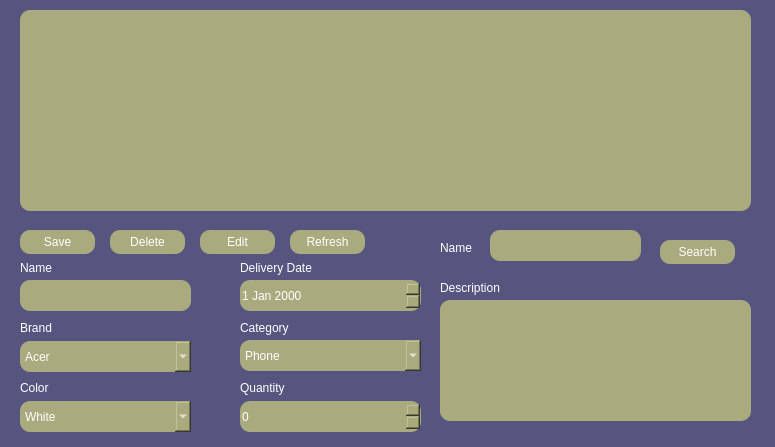
This is main.ui in francisganapin/inventory_management as Qt 5 draws it before an edit. The edited form follows.
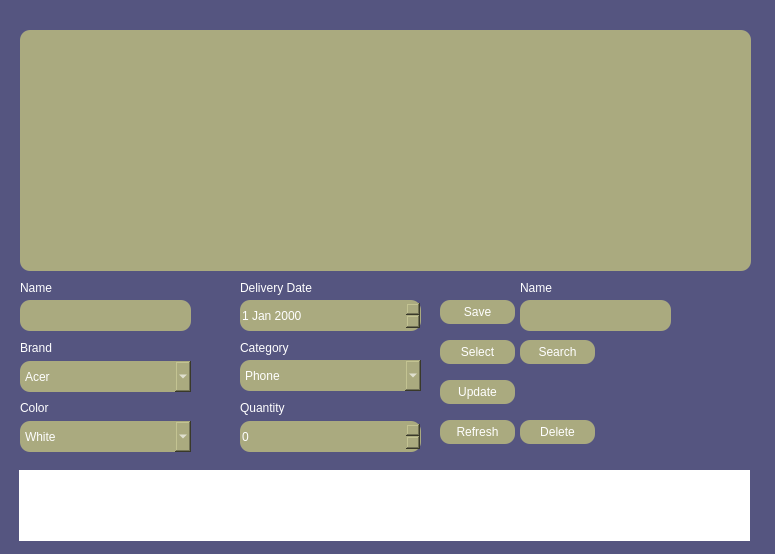
This is the edited form.

Patch:
```diff
--- a/main.ui
+++ b/main.ui
@@ -7,7 +7,7 @@
     <x>0</x>
     <y>0</y>
     <width>775</width>
-    <height>447</height>
+    <height>554</height>
    </rect>
   </property>
   <property name="windowTitle">
@@ -17,56 +17,36 @@
    <string notr="true">background-color:rgb(85, 85, 128);
 </string>
   </property>
-  <widget class="QLineEdit" name="name_input">
+  <widget class="QComboBox" name="category_input">
    <property name="geometry">
     <rect>
-     <x>20</x>
-     <y>280</y>
-     <width>171</width>
+     <x>240</x>
+     <y>360</y>
+     <width>181</width>
      <height>31</height>
     </rect>
    </property>
    <property name="styleSheet">
     <string notr="true">background-color:rgb(170, 170, 127);
-border-radius:10px;</string>
-   </property>
-  </widget>
-  <widget class="QLabel" name="label">
-   <property name="geometry">
-    <rect>
-     <x>20</x>
-     <y>260</y>
-     <width>49</width>
-     <height>16</height>
-    </rect>
-   </property>
-   <property name="styleSheet">
-    <string notr="true">color:white;</string>
-   </property>
-   <property name="text">
-    <string>Name</string>
-   </property>
-  </widget>
-  <widget class="QTextBrowser" name="description_input">
-   <property name="geometry">
-    <rect>
-     <x>440</x>
-     <y>300</y>
-     <width>311</width>
-     <height>121</height>
-    </rect>
-   </property>
-   <property name="styleSheet">
-    <string notr="true">background-color:rgb(170, 170, 127);
 border-radius:10px;
 color:white;</string>
    </property>
+   <item>
+    <property name="text">
+     <string>Phone</string>
+    </property>
+   </item>
+   <item>
+    <property name="text">
+     <string>Laptop</string>
+    </property>
+   </item>
   </widget>
   <widget class="QLabel" name="label_2">
    <property name="geometry">
     <rect>
      <x>20</x>
-     <y>320</y>
+     <y>340</y>
      <width>49</width>
      <height>16</height>
     </rect>
@@ -78,124 +58,26 @@
     <string>Brand</string>
    </property>
   </widget>
-  <widget class="QLabel" name="label_3">
+  <widget class="QTableView" name="tableView">
    <property name="geometry">
     <rect>
      <x>20</x>
-     <y>380</y>
-     <width>49</width>
-     <height>16</height>
+     <y>30</y>
+     <width>731</width>
+     <height>241</height>
     </rect>
    </property>
    <property name="styleSheet">
-    <string notr="true">color:white;</string>
-   </property>
-   <property name="text">
-    <string>Color</string>
-   </property>
-  </widget>
-  <widget class="QDateEdit" name="date_input">
-   <property name="geometry">
-    <rect>
-     <x>240</x>
-     <y>280</y>
-     <width>181</width>
-     <height>31</height>
-    </rect>
-   </property>
-   <property name="styleSheet">
     <string notr="true">background-color:rgb(170, 170, 127);
 border-radius:10px;
 color:white;</string>
    </property>
   </widget>
-  <widget class="QLabel" name="label_4">
-   <property name="geometry">
-    <rect>
-     <x>240</x>
-     <y>260</y>
-     <width>91</width>
-     <height>16</height>
-    </rect>
-   </property>
-   <property name="styleSheet">
-    <string notr="true">color:white;</string>
-   </property>
-   <property name="text">
-    <string>Delivery Date</string>
-   </property>
-  </widget>
-  <widget class="QLabel" name="label_5">
-   <property name="geometry">
-    <rect>
-     <x>240</x>
-     <y>320</y>
-     <width>49</width>
-     <height>16</height>
-    </rect>
-   </property>
-   <property name="styleSheet">
-    <string notr="true">color:white;</string>
-   </property>
-   <property name="text">
-    <string>Category</string>
-   </property>
-  </widget>
-  <widget class="QLabel" name="label_6">
-   <property name="geometry">
-    <rect>
-     <x>240</x>
-     <y>380</y>
-     <width>49</width>
-     <height>16</height>
-    </rect>
-   </property>
-   <property name="styleSheet">
-    <string notr="true">color:white;</string>
-   </property>
-   <property name="text">
-    <string>Quantity</string>
-   </property>
-  </widget>
-  <widget class="QLabel" name="label_7">
-   <property name="geometry">
-    <rect>
-     <x>440</x>
-     <y>280</y>
-     <width>91</width>
-     <height>16</height>
-    </rect>
-   </property>
-   <property name="styleSheet">
-    <string notr="true">color:white;</string>
-   </property>
-   <property name="text">
-    <string>Description</string>
-   </property>
-  </widget>
-  <widget class="QPushButton" name="save_bt">
-   <property name="geometry">
-    <rect>
-     <x>20</x>
-     <y>230</y>
-     <width>75</width>
-     <height>24</height>
-    </rect>
-   </property>
-   <property name="styleSheet">
-    <string notr="true">background-color:rgb(170, 170, 127);
-border-radius:10px;
-color:white;</string>
-   </property>
-   <property name="text">
-    <string>Save</string>
-   </property>
-  </widget>
   <widget class="QPushButton" name="delete_bt">
    <property name="geometry">
     <rect>
-     <x>110</x>
-     <y>230</y>
+     <x>520</x>
+     <y>420</y>
      <width>75</width>
      <height>24</height>
     </rect>
@@ -209,26 +91,27 @@
     <string>Delete</string>
    </property>
   </widget>
-  <widget class="QTableView" name="tableView">
+  <widget class="QLabel" name="label_4">
    <property name="geometry">
     <rect>
-     <x>20</x>
-     <y>10</y>
-     <width>731</width>
-     <height>201</height>
+     <x>240</x>
+     <y>280</y>
+     <width>91</width>
+     <height>16</height>
     </rect>
    </property>
    <property name="styleSheet">
-    <string notr="true">background-color:rgb(170, 170, 127);
-border-radius:10px;
-color:white;</string>
+    <string notr="true">color:white;</string>
+   </property>
+   <property name="text">
+    <string>Delivery Date</string>
    </property>
   </widget>
   <widget class="QComboBox" name="brand_input">
    <property name="geometry">
     <rect>
      <x>20</x>
-     <y>341</y>
+     <y>361</y>
      <width>171</width>
      <height>31</height>
     </rect>
@@ -263,7 +146,7 @@
    <property name="geometry">
     <rect>
      <x>20</x>
-     <y>401</y>
+     <y>421</y>
      <width>171</width>
      <height>31</height>
     </rect>
@@ -294,11 +177,11 @@
     </property>
    </item>
   </widget>
-  <widget class="QComboBox" name="category_input">
+  <widget class="QDateEdit" name="date_input">
    <property name="geometry">
     <rect>
      <x>240</x>
-     <y>340</y>
+     <y>300</y>
      <width>181</width>
      <height>31</height>
     </rect>
@@ -308,22 +191,46 @@
 border-radius:10px;
 color:white;</string>
    </property>
-   <item>
-    <property name="text">
-     <string>Phone</string>
-    </property>
-   </item>
-   <item>
-    <property name="text">
-     <string>Laptop</string>
-    </property>
-   </item>
+  </widget>
+  <widget class="QLabel" name="label_5">
+   <property name="geometry">
+    <rect>
+     <x>240</x>
+     <y>340</y>
+     <width>49</width>
+     <height>16</height>
+    </rect>
+   </property>
+   <property name="styleSheet">
+    <string notr="true">color:white;</string>
+   </property>
+   <property name="text">
+    <string>Category</string>
+   </property>
+  </widget>
+  <widget class="QPushButton" name="search_bt">
+   <property name="geometry">
+    <rect>
+     <x>520</x>
+     <y>340</y>
+     <width>75</width>
+     <height>24</height>
+    </rect>
+   </property>
+   <property name="styleSheet">
+    <string notr="true">background-color:rgb(170, 170, 127);
+border-radius:10px;
+color:white;</string>
+   </property>
+   <property name="text">
+    <string>Search</string>
+   </property>
   </widget>
   <widget class="QSpinBox" name="quantity_input">
    <property name="geometry">
     <rect>
      <x>240</x>
-     <y>401</y>
+     <y>421</y>
      <width>181</width>
      <height>31</height>
     </rect>
@@ -334,11 +241,27 @@
 color:white;</string>
    </property>
   </widget>
+  <widget class="QLabel" name="label">
+   <property name="geometry">
+    <rect>
+     <x>20</x>
+     <y>280</y>
+     <width>49</width>
+     <height>16</height>
+    </rect>
+   </property>
+   <property name="styleSheet">
+    <string notr="true">color:white;</string>
+   </property>
+   <property name="text">
+    <string>Name</string>
+   </property>
+  </widget>
   <widget class="QPushButton" name="refresh_bt">
    <property name="geometry">
     <rect>
-     <x>290</x>
-     <y>230</y>
+     <x>440</x>
+     <y>420</y>
      <width>75</width>
      <height>24</height>
     </rect>
@@ -355,8 +278,8 @@
   <widget class="QLabel" name="label_8">
    <property name="geometry">
     <rect>
-     <x>440</x>
-     <y>240</y>
+     <x>520</x>
+     <y>280</y>
      <width>49</width>
      <height>16</height>
     </rect>
@@ -368,29 +291,25 @@
     <string>Name</string>
    </property>
   </widget>
-  <widget class="QPushButton" name="edit_bt">
+  <widget class="QLineEdit" name="name_input">
    <property name="geometry">
     <rect>
-     <x>200</x>
-     <y>230</y>
-     <width>75</width>
-     <height>24</height>
+     <x>20</x>
+     <y>300</y>
+     <width>171</width>
+     <height>31</height>
     </rect>
    </property>
    <property name="styleSheet">
     <string notr="true">background-color:rgb(170, 170, 127);
-border-radius:10px;
-color:white;</string>
-   </property>
-   <property name="text">
-    <string>Edit</string>
+border-radius:10px;</string>
    </property>
   </widget>
   <widget class="QLineEdit" name="search_name_input">
    <property name="geometry">
     <rect>
-     <x>490</x>
-     <y>230</y>
+     <x>520</x>
+     <y>300</y>
      <width>151</width>
      <height>31</height>
     </rect>
@@ -401,11 +320,27 @@
 color:white;</string>
    </property>
   </widget>
-  <widget class="QPushButton" name="search_bt">
+  <widget class="QLabel" name="label_3">
    <property name="geometry">
     <rect>
-     <x>660</x>
-     <y>240</y>
+     <x>20</x>
+     <y>400</y>
+     <width>49</width>
+     <height>16</height>
+    </rect>
+   </property>
+   <property name="styleSheet">
+    <string notr="true">color:white;</string>
+   </property>
+   <property name="text">
+    <string>Color</string>
+   </property>
+  </widget>
+  <widget class="QPushButton" name="save_bt">
+   <property name="geometry">
+    <rect>
+     <x>440</x>
+     <y>300</y>
      <width>75</width>
      <height>24</height>
     </rect>
@@ -416,9 +351,90 @@
 color:white;</string>
    </property>
    <property name="text">
-    <string>Search</string>
+    <string>Save</string>
    </property>
   </widget>
+  <widget class="QLabel" name="label_6">
+   <property name="geometry">
+    <rect>
+     <x>240</x>
+     <y>400</y>
+     <width>49</width>
+     <height>16</height>
+    </rect>
+   </property>
+   <property name="styleSheet">
+    <string notr="true">color:white;</string>
+   </property>
+   <property name="text">
+    <string>Quantity</string>
+   </property>
+  </widget>
+  <widget class="QPushButton" name="update_bt">
+   <property name="geometry">
+    <rect>
+     <x>440</x>
+     <y>380</y>
+     <width>75</width>
+     <height>24</height>
+    </rect>
+   </property>
+   <property name="styleSheet">
+    <string notr="true">background-color:rgb(170, 170, 127);
+border-radius:10px;
+color:white;</string>
+   </property>
+   <property name="text">
+    <string>Update</string>
+   </property>
+  </widget>
+  <widget class="QPushButton" name="select_bt">
+   <property name="geometry">
+    <rect>
+     <x>440</x>
+     <y>340</y>
+     <width>75</width>
+     <height>24</height>
+    </rect>
+   </property>
+   <property name="styleSheet">
+    <string notr="true">background-color:rgb(170, 170, 127);
+border-radius:10px;
+color:white;</string>
+   </property>
+   <property name="text">
+    <string>Select</string>
+   </property>
+  </widget>
+  <widget class="QWidget" name="widget" native="true">
+   <property name="geometry">
+    <rect>
+     <x>19</x>
+     <y>470</y>
+     <width>731</width>
+     <height>71</height>
+    </rect>
+   </property>
+   <property name="styleSheet">
+    <string notr="true">background-color:white;</string>
+   </property>
+   <widget class="QLabel" name="validator_label">
+    <property name="geometry">
+     <rect>
+      <x>18</x>
+      <y>15</y>
+      <width>671</width>
+      <height>41</height>
+     </rect>
+    </property>
+    <property name="styleSheet">
+     <string notr="true">font: 20pt &quot;Segoe UI&quot;;</string>
+    </property>
+    <property name="text">
+     <string/>
+    </property>
+   </widget>
+  </widget>
  </widget>
  <resources/>
  <connections/>
```
